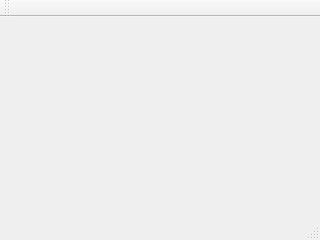
The window that src/mainwindow.ui (iwuvjhdva/groupcam-desktop) describes before a commit, drawn with Qt 5.
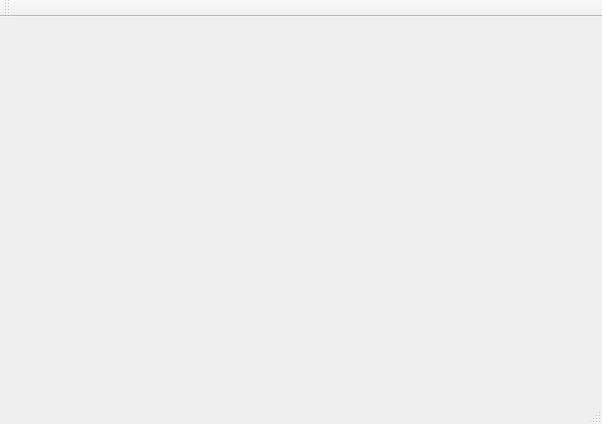
The same window after the commit.

Commit message: Multiple user widgets display implemented initially

The edit to the form file:
```diff
--- a/src/mainwindow.ui
+++ b/src/mainwindow.ui
@@ -6,8 +6,8 @@
    <rect>
     <x>0</x>
     <y>0</y>
-    <width>320</width>
-    <height>240</height>
+    <width>602</width>
+    <height>424</height>
    </rect>
   </property>
   <property name="windowTitle">
```
Left out of the diff: 2 changed lines with no effect on the pictures. The commit also changes 7 other files.
